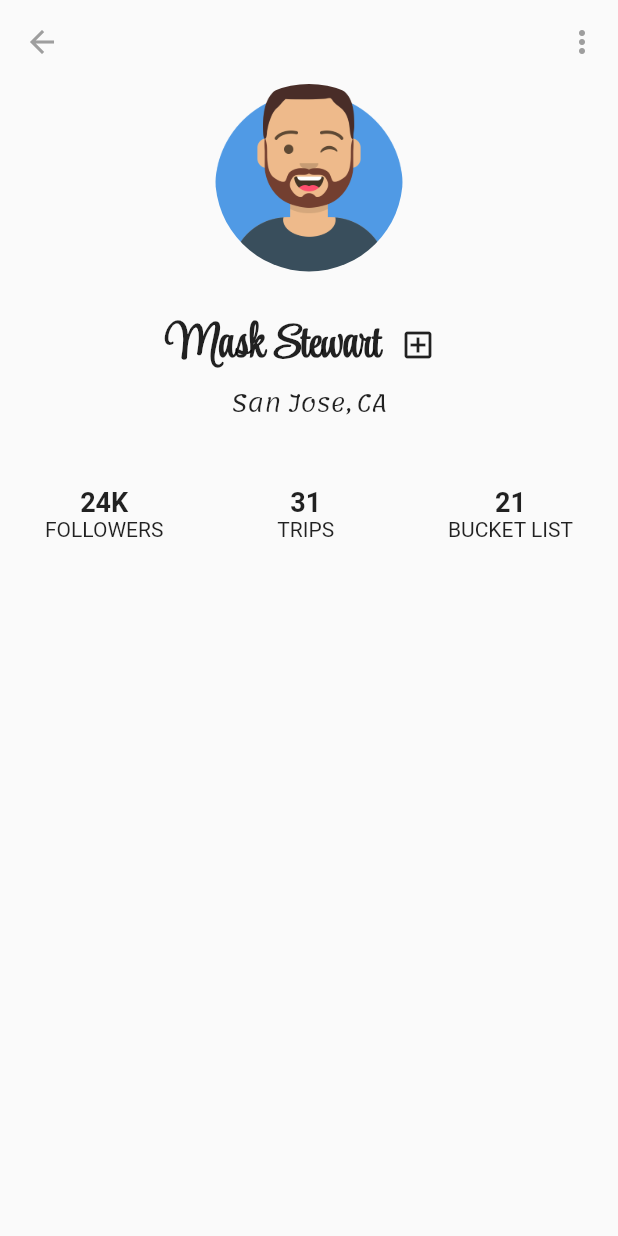
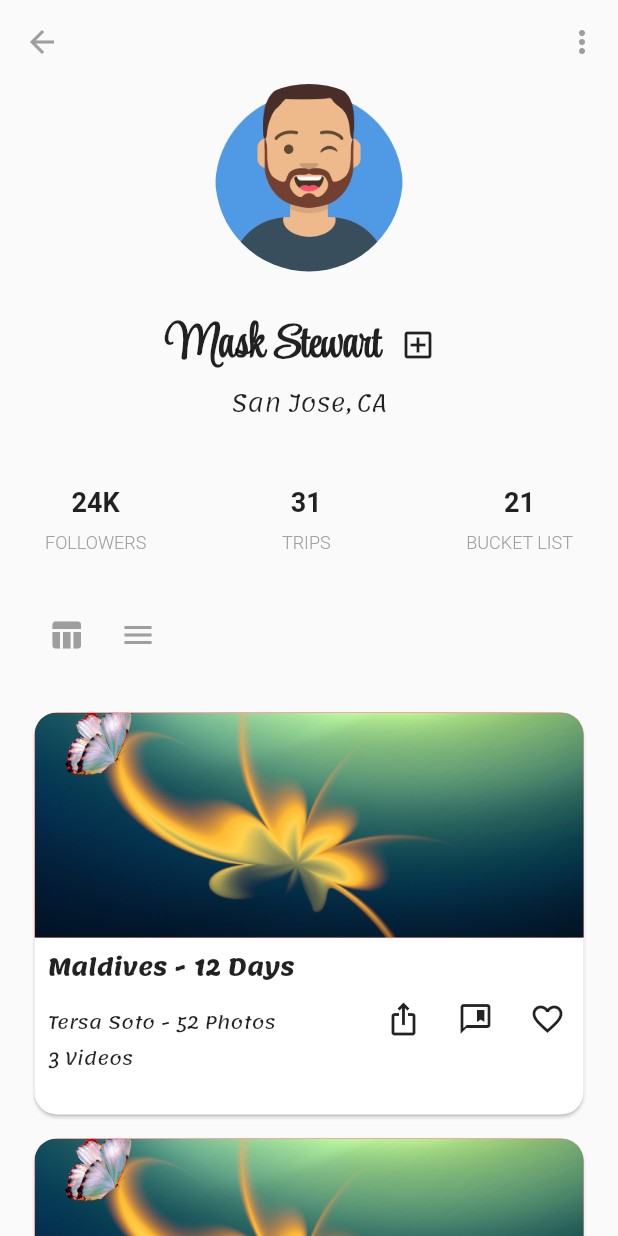
Before and after one commit to ShariyarAbeer/travel_app, a Flutter app: the ProfilePage screen opened directly, on a phone screen of 412 x 824 dp. Run offline on Flutter 3.47's test engine with Material 2 defaults, Android fonts, the phone set to English and light mode, and no system bars.

```diff
--- a/lib/profile.dart
+++ b/lib/profile.dart
@@ -10,6 +10,8 @@ class ProfilePage extends StatefulWidget {
 class _ProfilePageState extends State<ProfilePage> {
   @override
   Widget build(BuildContext context) {
+    bool tab = false;
+    bool manu = false;
     return Scaffold(
       appBar: AppBar(
         iconTheme: IconThemeData(
@@ -110,7 +112,16 @@ class _ProfilePageState extends State<ProfilePage> {
                           style: TextStyle(
                               fontWeight: FontWeight.bold, fontSize: 18.0),
                         ),
-                          Text("FOLLOWERS")
+                        Padding(
+                          padding: EdgeInsets.only(top: 10.0),
+                          child: Text(
+                            "FOLLOWERS",
+                            style: TextStyle(
+                                fontWeight: FontWeight.w300,
+                                fontSize: 12.0,
+                                color: Colors.grey),
+                          ),
+                        ),
                       ],
                     ),
                     Column(
@@ -120,7 +131,16 @@ class _ProfilePageState extends State<ProfilePage> {
                           style: TextStyle(
                               fontWeight: FontWeight.bold, fontSize: 18.0),
                         ),
-                          Text("TRIPS")
+                        Padding(
+                          padding: EdgeInsets.only(top: 10.0),
+                          child: Text(
+                            "TRIPS",
+                            style: TextStyle(
+                                fontWeight: FontWeight.w300,
+                                fontSize: 12.0,
+                                color: Colors.grey),
+                          ),
+                        ),
                       ],
                     ),
                     Column(
@@ -130,15 +150,149 @@ class _ProfilePageState extends State<ProfilePage> {
                           style: TextStyle(
                               fontWeight: FontWeight.bold, fontSize: 18.0),
                         ),
-                          Text("BUCKET LIST")
+                        Padding(
+                          padding: EdgeInsets.only(top: 10.0),
+                          child: Text(
+                            "BUCKET LIST",
+                            style: TextStyle(
+                                fontWeight: FontWeight.w300,
+                                fontSize: 12.0,
+                                color: Colors.grey),
+                          ),
+                        ),
                       ],
                     ),
                   ],
                 ),
+              ),
+              Padding(
+                padding: EdgeInsets.only(top: 30.0, left: 20.0),
+                child: Row(
+                  children: [
+                    IconButton(
+                        icon: Icon(Icons.table_chart),
+                        onPressed: () {
+                          manu = false;
+                          print(tab);
+                          print(manu);
+                        },
+                        color: Colors.grey),
+                    IconButton(
+                      icon: Icon(Icons.menu),
+                      onPressed: () {
+                        manu = true;
+                        print(manu);
+                        print(tab);
+                      },
+                      color: Colors.grey,
+                    ),
+                  ],
+                ),
+              ),
+              SizedBox(
+                height: 20.0,
+              ),
+              ListView.builder(
+                physics: NeverScrollableScrollPhysics(),
+                shrinkWrap: true,
+                itemBuilder: (context, index) {
+                  return _manuItemList();
+
+                  // Column(
+                  //   children: [if (manu) _manuItemList() else _tabItamList()],
+                  // );
+
+                  //manu == false ? _manuItemList() : _tabItamList();
+                },
+                itemCount: 3,
               )
             ],
           )
         ],
-        ));
+      ),
+    );
   }
+
+// _tabItamList
+  Widget _manuItemList() {
+    return Padding(
+      padding: const EdgeInsets.all(8.0),
+      child: Card(
+        shape: RoundedRectangleBorder(
+          borderRadius: BorderRadius.circular(15.0),
+        ),
+        margin: EdgeInsets.only(left: 15.0, right: 15.0),
+        child: Column(
+          children: [
+            Container(
+              height: 150.0,
+              decoration: BoxDecoration(
+                  borderRadius: BorderRadius.only(
+                    topLeft: Radius.circular(15.0),
+                    topRight: Radius.circular(15.0),
+                  ),
+                  color: Colors.redAccent,
+                  image: DecorationImage(
+                      image: AssetImage("assets/images/image1.png"),
+                      fit: BoxFit.cover)),
+            ),
+            Row(
+              mainAxisAlignment: MainAxisAlignment.spaceBetween,
+              children: [
+                Column(
+                  crossAxisAlignment: CrossAxisAlignment.start,
+                  children: [
+                    Padding(
+                      padding:
+                          EdgeInsets.only(left: 9.0, top: 5.0, bottom: 5.0),
+                      child: Text(
+                        "Maldives - 12 Days",
+                        style: TextStyle(
+                            fontFamily: "Lemonada",
+                            fontSize: 15.0,
+                            fontWeight: FontWeight.bold),
+                      ),
+                    ),
+                    Padding(
+                      padding:
+                          EdgeInsets.only(left: 9.0, top: 5.0, bottom: 15.0),
+                      child: Text(
+                        "Tersa Soto - 52 Photos \n3 Videos",
+                        style:
+                            TextStyle(fontFamily: "Lemonada", fontSize: 12.0),
+                      ),
+                    ),
+                  ],
+                ),
+                Column(
+                  children: [
+                    Row(
+                      mainAxisAlignment: MainAxisAlignment.start,
+                      children: [
+                        IconButton(
+                            icon: Icon(Icons.ios_share), onPressed: () {}),
+                        IconButton(
+                            icon: Icon(Icons.comment_bank_outlined),
+                            onPressed: () {}),
+                        IconButton(
+                            icon: Icon(Icons.favorite_border),
+                            onPressed: () {}),
+                      ],
+                    )
+                  ],
+                ),
+              ],
+            ),
+            SizedBox(
+              height: 10.0,
+            )
+          ],
+        ),
+      ),
+    );
   }
+
+  // Widget _tabItamList() {
+  //   return Text("data");
+  // }
+}
```
Lines whose indentation alone changed are shown as unchanged.
